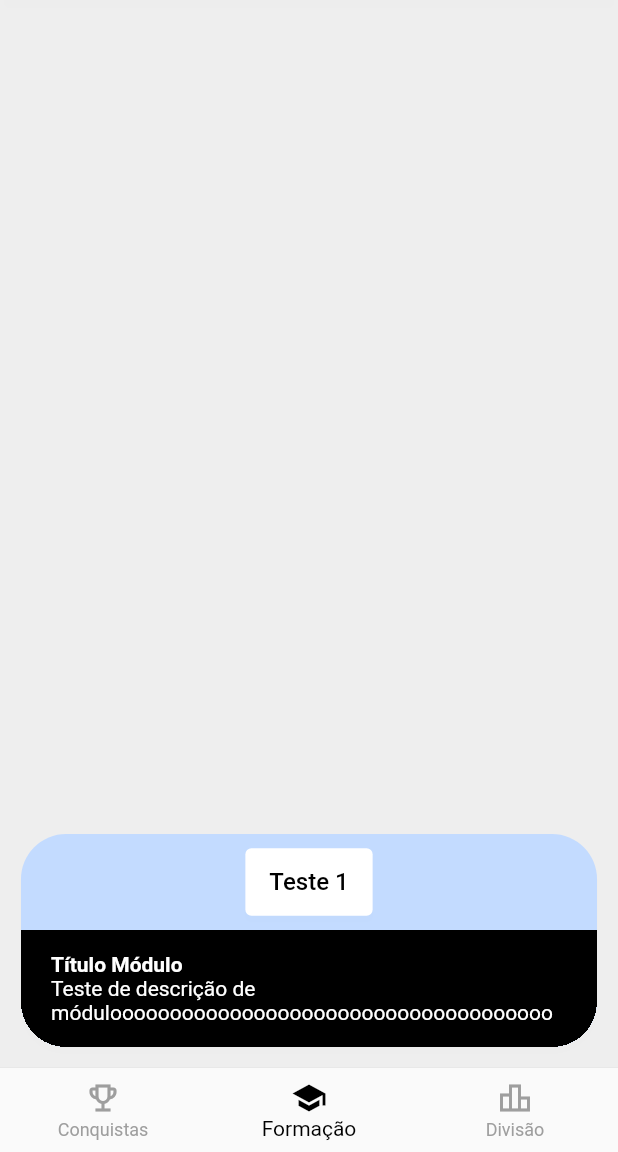
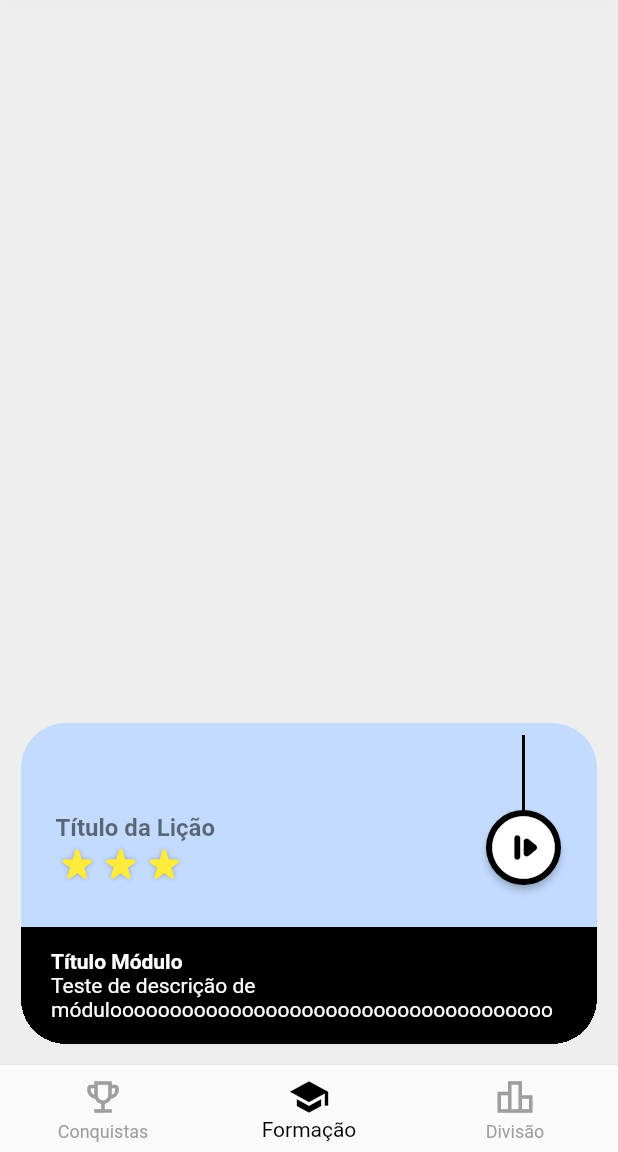
Before and after one commit to PazJulia/app, a Flutter app: the screen it shows after launch, on a phone screen of 412 x 824 dp, the part 84-1236 px from its top. Run offline on Flutter 3.47's test engine with Material 2 defaults, Android fonts, the phone set to English and light mode, and no system bars; drawn by our look-alikes of timelines; our stand-ins replace intro_slider.

Commit message:
ajustando botões do card módulo

```diff
--- /dev/null
+++ b/lib/components/lessons-timeline.dart
@@ -0,0 +1,74 @@
+import 'package:app/components/stars-rating.dart';
+import 'package:flutter/material.dart';
+import 'package:timelines/timelines.dart';
+
+import '../screens/explicacao.dart';
+import '../shared/values/colors.dart';
+
+class LessonsTimeline extends StatelessWidget {
+  const LessonsTimeline({super.key});
+
+  @override
+  Widget build(BuildContext context) {
+    final ButtonStyle style = ElevatedButton.styleFrom(
+        textStyle: const TextStyle(fontSize: 16, fontWeight: FontWeight.w500),
+        backgroundColor: primaryColor,
+        shadowColor: const Color.fromARGB(10, 0, 0, 0));
+    return Column(verticalDirection: VerticalDirection.up, children: [
+      const Divider(
+        color: Colors.transparent,
+        height: 20,
+      ),
+      Row(
+        crossAxisAlignment: CrossAxisAlignment.end,
+        mainAxisAlignment: MainAxisAlignment.spaceBetween,
+        children: [
+          Padding(
+            padding: const EdgeInsets.only(left: 15),
+            child: Column(
+              crossAxisAlignment: CrossAxisAlignment.start,
+              children: [
+                Text(
+                  'Título da Lição',
+                  style: TextStyle(
+                      fontWeight: FontWeight.bold,
+                      fontSize: 16,
+                      color: Colors.black54),
+                ),
+                StarsRating()
+              ],
+            ),
+          ),
+          SizedBox(
+            height: 100,
+            child: TimelineNode(
+              indicatorPosition: 1,
+              startConnector: SolidLineConnector(
+                color: secondaryColor,
+              ),
+              indicator: ElevatedButton(
+                onLongPress: () {
+                  const Tooltip(
+                    message: 'oi',
+                  );
+                },
+                onPressed: () {
+                  Navigator.push(
+                      context,
+                      MaterialPageRoute(
+                          builder: (context) => const Explicacao()));
+                },
+                style: ElevatedButton.styleFrom(
+                  shape: CircleBorder(),
+                  backgroundColor: secondaryColor, // <-- Button color
+                ),
+                child: Icon(Icons.not_started_rounded,
+                    color: primaryColor, size: 50),
+              ),
+            ),
+          ),
+        ],
+      ),
+    ]);
+  }
+}
--- /dev/null
+++ b/lib/components/stars-rating.dart
@@ -0,0 +1,25 @@
+import 'package:flutter/material.dart';
+
+class StarsRating extends StatelessWidget {
+  const StarsRating({super.key});
+
+  @override
+  Widget build(BuildContext context) {
+    return Row(
+      children: [
+        star(),
+        star(),
+        star(),
+      ],
+    );
+  }
+
+  Widget star() {
+    return const Icon(
+      Icons.star_rate_rounded,
+      color: Colors.yellow,
+      size: 29,
+      shadows: <Shadow>[Shadow(color: Colors.grey, blurRadius: 4.0)],
+    );
+  }
+}
--- a/lib/screens/formacao.dart
+++ b/lib/screens/formacao.dart
@@ -1,18 +1,12 @@
-import 'package:app/shared/values/colors.dart';
 import 'package:flutter/material.dart';
 
-import 'explicacao.dart';
+import '../components/lessons-timeline.dart';
 
 class FormacaoCards extends StatelessWidget {
   const FormacaoCards({super.key});
 
   @override
   Widget build(BuildContext context) {
-    final ButtonStyle style = ElevatedButton.styleFrom(
-        textStyle: const TextStyle(fontSize: 16, fontWeight: FontWeight.w500),
-        backgroundColor: primaryColor,
-        shadowColor: const Color.fromARGB(10, 0, 0, 0));
-
     return ListView(
       padding: const EdgeInsets.only(top: 0, right: 10, bottom: 10, left: 10),
       reverse: true,
@@ -30,22 +24,15 @@ class FormacaoCards extends StatelessWidget {
             child: Column(children: [
               SizedBox(
                 width: double.infinity,
-                child:
-                    Column(verticalDirection: VerticalDirection.up, children: [
-                  Padding(
-                    padding: const EdgeInsets.all(8),
-                    child: ElevatedButton(
-                      style: style,
-                      child: Padding(
-                        padding: const EdgeInsets.only(top: 13, bottom: 13),
-                        child: Text('Teste 1',
-                            style: TextStyle(color: secondaryColor)),
-                      ),onPressed: () {
-                        Navigator.push(context, MaterialPageRoute(builder: (context) => Explicacao() ));
-                    },
+                child: Column(
+                  verticalDirection: VerticalDirection.up,
+                  children: const [
+                    Padding(
+                      padding: EdgeInsets.all(8),
+                      child: LessonsTimeline(),
                     ),
-                  ),
-                ]),
+                  ],
+                ),
               ),
               Container(
                 width: double.infinity,
--- a/lib/screens/home.dart
+++ b/lib/screens/home.dart
@@ -49,6 +49,7 @@ class _HomeState extends State<Home> {
       ),
       bottomNavigationBar: BottomNavigationBar(
         elevation: 1,
+        iconSize: 28,
         items: const <BottomNavigationBarItem>[
           BottomNavigationBarItem(
             activeIcon: Icon(Icons.emoji_events_sharp),
--- a/pubspec.yaml
+++ b/pubspec.yaml
@@ -37,6 +37,7 @@ dependencies:
   # Use with the CupertinoIcons class for iOS style icons.
   cupertino_icons: ^1.0.2
   intro_slider: ^4.2.0
+  timelines: ^0.1.0
 
 dev_dependencies:
   flutter_test:
```
Also changed, not shown: lib/components/explicacao-slides.dart (renamed from lib/screens/explicacao-slides.dart, +2 -9 lines), lib/screens/explicacao.dart (+5 -18 lines), pubspec.lock.
